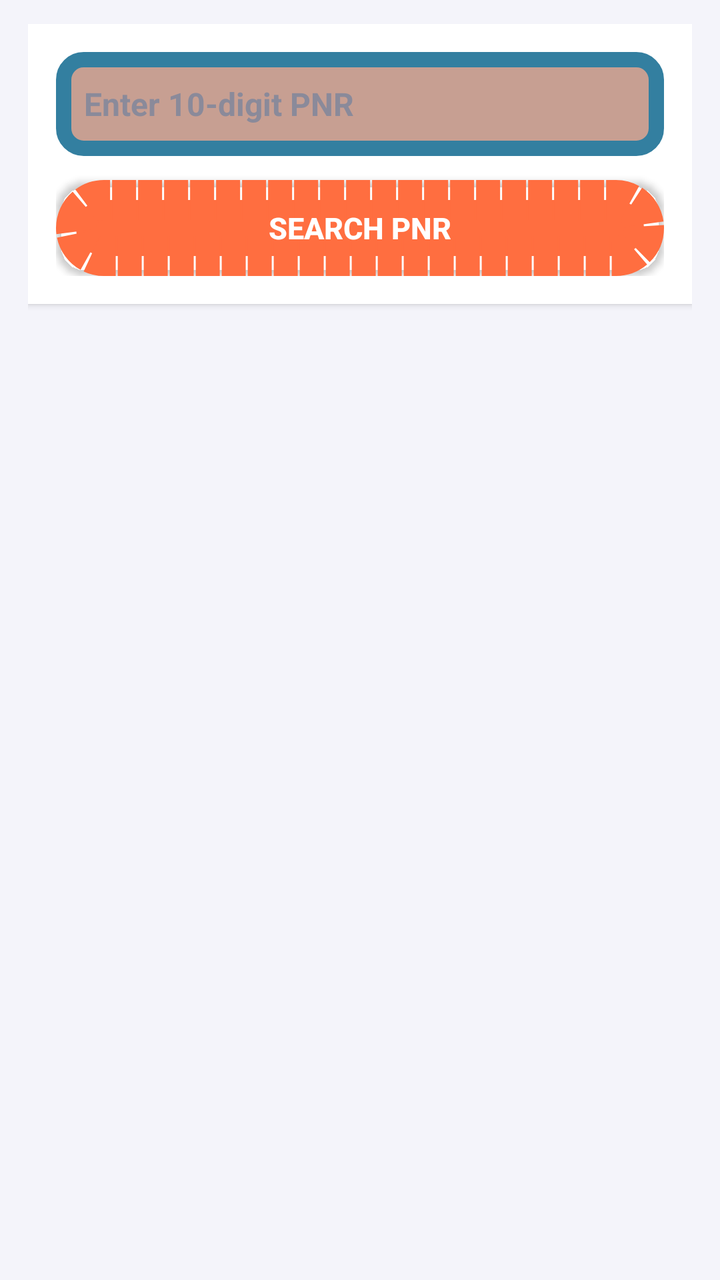
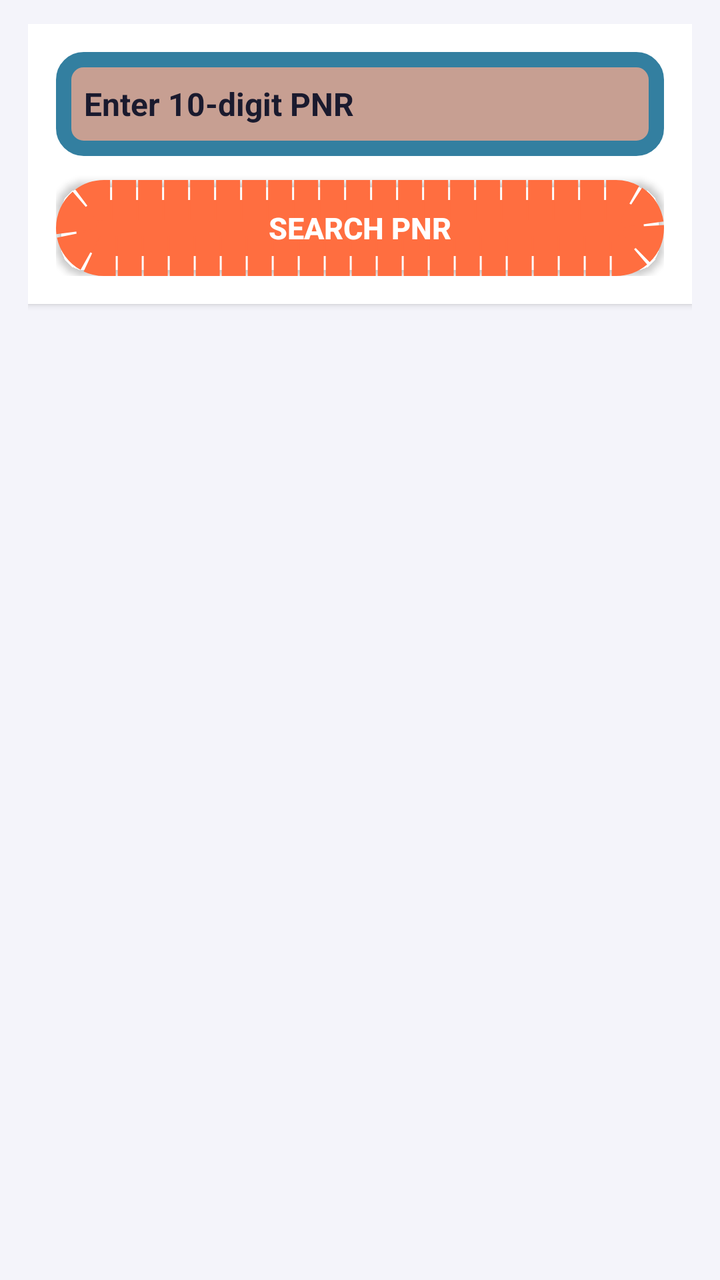

The first picture is an Android layout as it rendered before a commit; the second is the same layout after the commit. The layout source and the unified diff follow.
<!-- AndroidManifest.xml: application theme Theme.RailRadar -->
<!-- res/layout/pnr_check.xml -->
<?xml version="1.0" encoding="utf-8"?>
<LinearLayout
    xmlns:android="http://schemas.android.com/apk/res/android"
    android:layout_width="match_parent"
    android:layout_height="match_parent"
    android:orientation="vertical"
    android:background="@color/screen_background"
    android:paddingHorizontal="14dp"
    android:paddingTop="12dp"
    android:paddingBottom="8dp">

    
    <LinearLayout
        android:layout_width="match_parent"
        android:layout_height="wrap_content"
        android:orientation="vertical"
        android:background="@color/card_background"
        android:padding="14dp"
        android:elevation="2dp">

        <androidx.appcompat.widget.AppCompatEditText
            android:id="@+id/pnr_search_field"
            android:layout_width="match_parent"
            android:layout_height="52dp"
            android:paddingHorizontal="14dp"
            android:hint="Enter 10-digit PNR"
            android:maxLength="10"
            android:inputType="number"
            android:textSize="16sp"
            android:textStyle="bold"
            android:textColor="@color/card_text_primary"
            android:textColorHint="@color/card_text_secondary"
            android:background="@drawable/pnr_input_field"
            android:gravity="center_vertical"
            android:importantForAutofill="no" />

        <androidx.appcompat.widget.AppCompatButton
            android:id="@+id/btn_find_pnr"
            android:layout_width="match_parent"
            android:layout_height="48dp"
            android:layout_marginTop="12dp"
            android:text="Search PNR"
            android:textSize="15sp"
            android:textStyle="bold"
            android:textColor="#FFFFFF"
            android:backgroundTint="#FF6E40"
            android:background="@drawable/pnr_search_button"
            android:elevation="2dp"
            android:stateListAnimator="@null" />

    </LinearLayout>

    
    <androidx.recyclerview.widget.RecyclerView
        android:id="@+id/allPnrCheckRecyclerView"
        android:layout_width="match_parent"
        android:layout_height="0dp"
        android:layout_weight="1"
        android:layout_marginTop="14dp"
        android:layout_marginBottom="?attr/actionBarSize"
        android:clipToPadding="false"
        android:paddingBottom="12dp"
        android:overScrollMode="never"
        android:scrollbars="none" />

</LinearLayout>
<!-- resources referenced by this layout -->
<resources>
  <color name="card_background">#FFFFFF</color>
  <color name="card_text_primary">#1A1A2E</color>
  <color name="card_text_secondary">#8A8A9A</color>
  <color name="screen_background">#F4F4FA</color>
  <!-- drawable pnr_input_field (drawable) -->
  <?xml version="1.0" encoding="utf-8"?>
  <shape android:shape="rectangle"
      xmlns:android="http://schemas.android.com/apk/res/android">
  <stroke android:width="7.5dp" android:color="#337FA0" />
      <corners android:radius="10dp" />
      <solid android:color="#C79F92" />
  </shape>
  <!-- drawable pnr_search_button (drawable) -->
  <?xml version="1.0" encoding="utf-8"?>
  <shape android:shape="rectangle"
      xmlns:android="http://schemas.android.com/apk/res/android">
  <stroke android:dashGap="1dp" android:color="@color/black" android:width="20dp" android:dashWidth="12dp" />
     <corners android:radius="15dp" />
      <solid android:color="#AEF65C" />
  </shape>
  <style name="Theme.RailRadar" parent="Theme.Material3.DayNight.NoActionBar">
  
          
          <item name="colorPrimary">#1E3A8A</item>
          <item name="colorOnPrimary">#FFFFFF</item>
          <item name="colorPrimaryContainer">#DBE1FF</item>
          <item name="colorOnPrimaryContainer">#00174B</item>
  
          
          <item name="colorSecondary">#FF6E40</item>
          <item name="colorOnSecondary">#FFFFFF</item>
          <item name="colorSecondaryContainer">#FFDBCF</item>
          <item name="colorOnSecondaryContainer">#3A0B00</item>
  
          
          <item name="android:colorBackground">#F5F5F7</item>
          <item name="colorSurface">#FFFFFF</item>
          <item name="colorOnSurface">#1A1A1A</item>
          <item name="colorOnSurfaceVariant">#5C5C5C</item>
  
          
          <item name="android:statusBarColor">?attr/colorPrimary</item>
          <item name="android:windowLightStatusBar">false</item>
  
      </style>
  <color name="black">#FF000000</color>
</resources>

<!-- the commit's change to res/layout/pnr_check.xml (unified diff, before → after) -->
@@ -29,7 +29,7 @@
             android:textSize="16sp"
             android:textStyle="bold"
             android:textColor="@color/card_text_primary"
-            android:textColorHint="@color/card_text_secondary"
+            android:textColorHint="@color/card_text_primary"
             android:background="@drawable/pnr_input_field"
             android:gravity="center_vertical"
             android:importantForAutofill="no" />
<!-- resource entries referenced after the edit -->
@@ -2,7 +2,6 @@
 <resources>
   <color name="card_background">#FFFFFF</color>
   <color name="card_text_primary">#1A1A2E</color>
-  <color name="card_text_secondary">#8A8A9A</color>
   <color name="screen_background">#F4F4FA</color>
   <!-- drawable pnr_input_field (drawable) -->
   <?xml version="1.0" encoding="utf-8"?>
